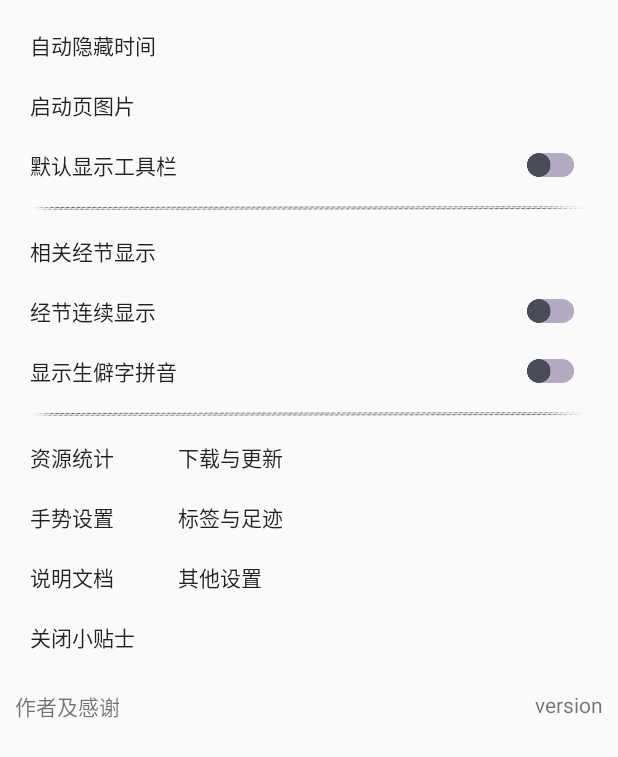
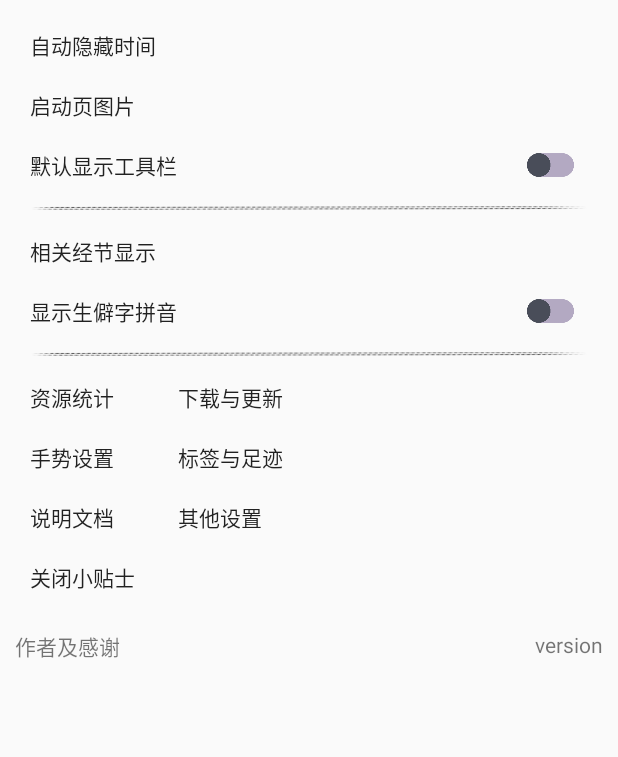
Before and after one commit to wubaobei/loveHymn, an Android app: the layout setting_layout.xml on its own in the app's theme, with its tools: preview values and no code run, on a phone screen of 412 x 824 dp. Shown: the top 757 px of the screen. Run offline under Robolectric (Android 15) with nearby library versions, the phone set to English and light mode, and no system bars.

Commit message:
删除无用设置

```diff
--- a/app/src/main/java/pri/prepare/lovehymn/client/SpecialSettingDialog.java
+++ b/app/src/main/java/pri/prepare/lovehymn/client/SpecialSettingDialog.java
@@ -24,7 +24,6 @@ public class SpecialSettingDialog extends Dialog implements IShowDialog {
 
     private final SpecialSettingLayoutBinding binding;
     private Activity activity;
-    private final String[] THEME = new String[]{"标准", "透明", "彩色", "小图标"};
 
     public SpecialSettingDialog(@NonNull Context context, Activity activity) {
         super(context);
@@ -33,7 +32,7 @@ public class SpecialSettingDialog extends Dialog implements IShowDialog {
         binding = DataBindingUtil.inflate(LayoutInflater.from(getContext()), R.layout.special_setting_layout, null, false);
         setContentView(binding.getRoot());
 
-        Tool.setListDialogLayout(binding.specialSettingTitle, context, R.drawable.special_setting,binding.button3, binding.button4, binding.alphaBtn,
+        Tool.setListDialogLayout(binding.specialSettingTitle, context, R.drawable.special_setting,binding.button3, binding.button4,
                 binding.clearData, binding.addPdfBtn, binding.clearCache, binding.secretCode);
 
         ct = context;
--- a/app/src/main/java/pri/prepare/lovehymn/server/function/BibleTool.java
+++ b/app/src/main/java/pri/prepare/lovehymn/server/function/BibleTool.java
@@ -66,7 +66,7 @@ public class BibleTool {
     }
 
     public static String dealStr(String s, Activity activity) {
-        return dealStr(s, Setting.getValueB(Setting.SECTION_CT), activity);
+        return dealStr(s, false, activity);
     }
 
     private static List<Section[]> getSections(String s, Activity activity) {
--- a/app/src/main/res/layout/setting_layout.xml
+++ b/app/src/main/res/layout/setting_layout.xml
@@ -142,36 +142,6 @@
                         android:layout_marginEnd="@dimen/set_padding"
                         android:background="@drawable/btn_white"
                         android:minHeight="@dimen/setting_btn_min_height" />
-                </RelativeLayout>
-
-                <RelativeLayout
-                    android:layout_width="match_parent"
-                    android:layout_height="match_parent">
-
-                    <Button
-                        android:id="@+id/sectionCt"
-                        android:layout_width="match_parent"
-                        android:layout_height="wrap_content"
-                        android:layout_marginLeft="@dimen/set_padding"
-                        android:layout_marginRight="@dimen/set_padding"
-                        android:layout_toStartOf="@+id/sectionCtBtn"
-                        android:background="@drawable/btn_white"
-                        android:drawablePadding="10dp"
-                        android:gravity="center_vertical"
-                        android:minHeight="@dimen/setting_btn_min_height"
-                        android:text="经节连续显示" />
-
-                    <ImageButton
-                        android:id="@+id/sectionCtBtn"
-                        android:layout_width="@dimen/setting_btn_min_height"
-                        android:layout_height="@dimen/setting_btn_min_height"
-                        android:layout_alignParentEnd="true"
-                        android:layout_centerVertical="true"
-                        android:layout_marginEnd="25dp"
-                        android:background="#00000000"
-                        android:scaleType="fitXY"
-                        android:src="@drawable/off" />
-
                 </RelativeLayout>
 
                 <RelativeLayout
--- a/app/src/main/res/raw/history.txt
+++ b/app/src/main/res/raw/history.txt
@@ -1,3 +1,4 @@
+24/07/17 temp 删除许多意义不大的设置
 24/07/14 2.0.0 {V2.0目标：易用，规范，纯粹};彻底删除青年诗歌;移除广告入口;删除三旧一新;横屏时pdf可以直接缩放(替代原先的屏幕比例设置)
 24/06/08 temp 下载更新不再使用网盘
 24/06/09 1.8.7 更新下载信息;添加一种加载资源失败的解决方法;{修复6处蓝版pdf或歌词错误}
```
Also changed, not shown: app/src/main/java/pri/prepare/lovehymn/client/SettingDialog.java (+2 -10 lines), app/src/main/java/pri/prepare/lovehymn/server/entity/Setting.java (+0 -8 lines), app/src/main/res/layout/special_setting_layout.xml (+0 -12 lines), app/src/main/res/drawable/ct.png (deleted), app/src/main/res/mipmap-hdpi/ic_launcher.png, app/src/main/res/mipmap-mdpi/ic_launcher.png, app/src/main/res/mipmap-xhdpi/ic_launcher.png, app/src/main/res/mipmap-xxhdpi/ic_launcher.png, app/src/main/res/mipmap-xxxhdpi/ic_launcher.png.
